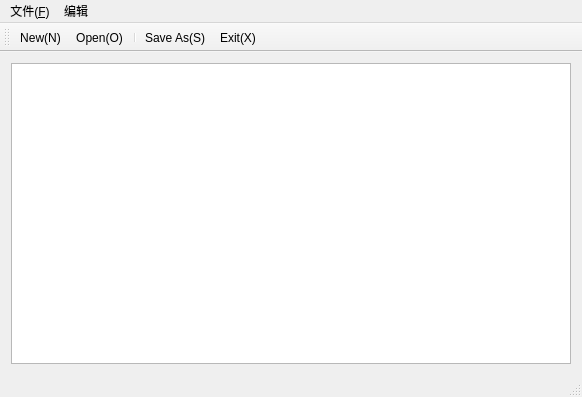
The window that mainwindow.ui (muyousome/MyNotepad_Qt) describes before a commit, drawn with Qt 5.
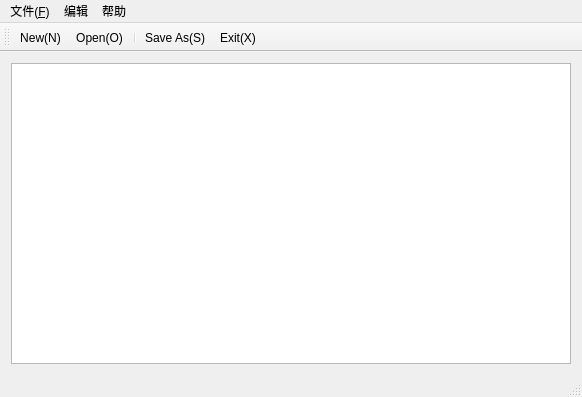
The same window after the commit. Icons and pictures are not drawn.

What changed in the file:
```diff
--- a/mainwindow.ui
+++ b/mainwindow.ui
@@ -52,8 +52,15 @@
     <addaction name="actionPaste"/>
     <addaction name="actionCopy"/>
    </widget>
+   <widget class="QMenu" name="menu_2">
+    <property name="title">
+     <string>帮助</string>
+    </property>
+    <addaction name="actionAbout"/>
+   </widget>
    <addaction name="menu_F"/>
    <addaction name="menu"/>
+   <addaction name="menu_2"/>
   </widget>
   <widget class="QToolBar" name="mainToolBar">
    <attribute name="toolBarArea">
```
Left out of the diff: 5 changed lines with no effect on the pictures.
